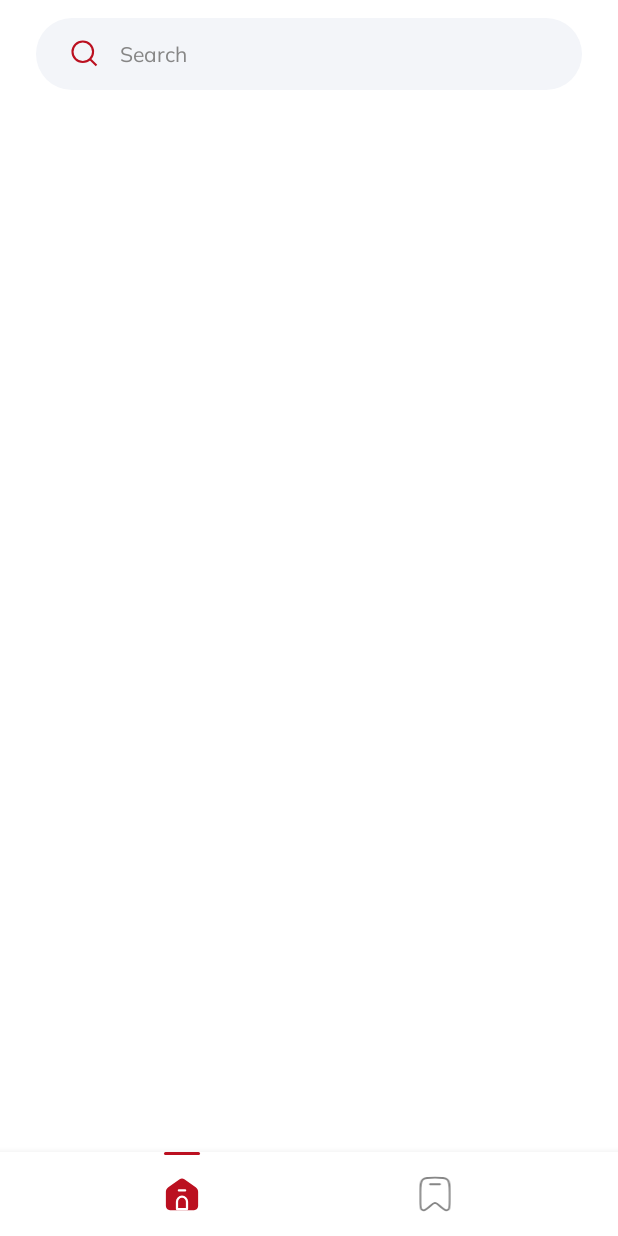
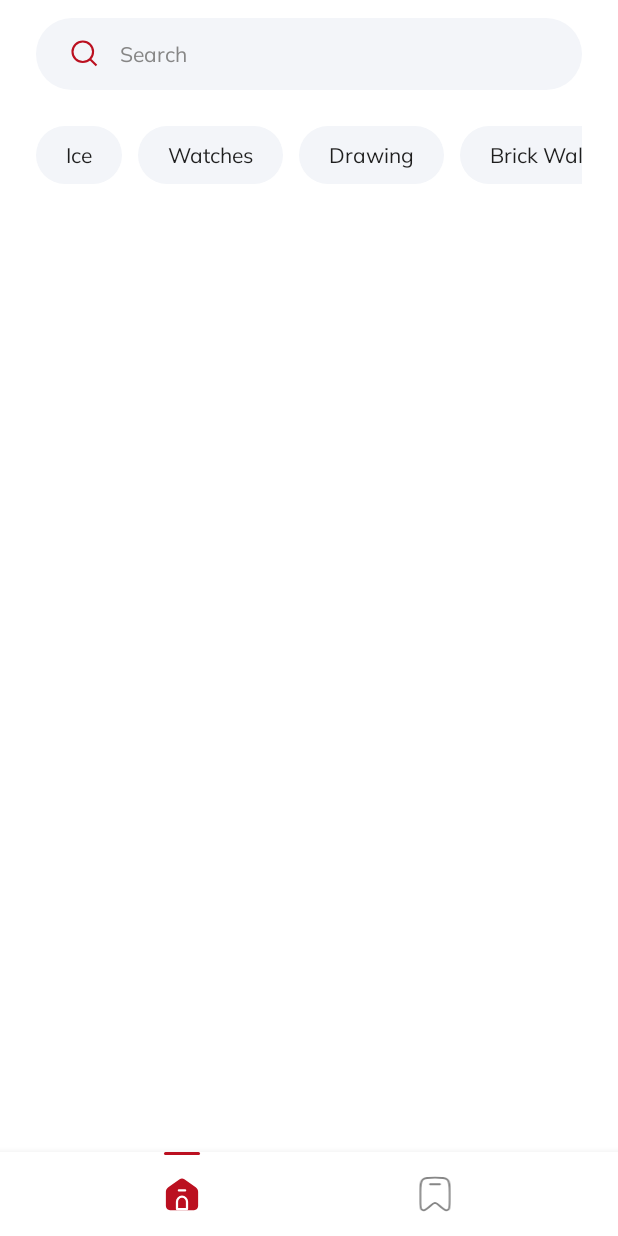
Before and after one commit to MaryIv76/PexelsApp, an Android app: the screen it shows after launch (MainActivity), on a phone screen of 412 x 824 dp. Before the commit the screen is almost empty. Run offline under Robolectric (Android 15) with nearby library versions, the phone set to English and light mode, and no system bars; our stand-ins replace navigation-ui.

Commit message:
Add titles recycler view

```diff
--- a/app/src/main/java/com/ivanova/pexelsapp/HomeFragment.kt
+++ b/app/src/main/java/com/ivanova/pexelsapp/HomeFragment.kt
@@ -8,8 +8,13 @@ import android.view.LayoutInflater
 import android.view.View
 import android.view.ViewGroup
 import android.widget.SearchView
+import android.widget.SearchView.HORIZONTAL
 import android.widget.SearchView.OnQueryTextListener
+import androidx.recyclerview.widget.LinearLayoutManager
+import androidx.recyclerview.widget.RecyclerView
 import com.google.android.material.bottomnavigation.BottomNavigationView
+import com.ivanova.pexelsapp.RecyclerViews.TitleItemDecoration
+import com.ivanova.pexelsapp.RecyclerViews.TitlesRecyclerViewAdapter
 
 class HomeFragment : Fragment() {
 
@@ -35,6 +40,20 @@ class HomeFragment : Fragment() {
             }
         })
 
+        val recViewTitles: RecyclerView = view.findViewById(R.id.recView_titles)
+        recViewTitles.layoutManager =
+            LinearLayoutManager(view.context, RecyclerView.HORIZONTAL, false)
+        recViewTitles.adapter = TitlesRecyclerViewAdapter(
+            arrayListOf<String>(
+                "Ice",
+                "Watches",
+                "Drawing",
+                "Brick Walls"
+            )
+        )
+        val titleItemMargin = resources.getDimensionPixelOffset(R.dimen.title_item_margin)
+        recViewTitles.addItemDecoration(TitleItemDecoration(titleItemMargin))
+
         return view
     }
 
--- /dev/null
+++ b/app/src/main/java/com/ivanova/pexelsapp/RecyclerViews/TitleItemDecoration.kt
@@ -0,0 +1,27 @@
+package com.ivanova.pexelsapp.RecyclerViews
+
+import android.graphics.Rect
+import android.view.View
+import androidx.recyclerview.widget.RecyclerView
+
+class TitleItemDecoration(private val itemMargin: Int) : RecyclerView.ItemDecoration() {
+
+    private fun isLastItem(parent: RecyclerView, view: View, state: RecyclerView.State): Boolean {
+        return parent.getChildAdapterPosition(view) == state.itemCount - 1
+    }
+
+    override fun getItemOffsets(
+        outRect: Rect,
+        view: View,
+        parent: RecyclerView,
+        state: RecyclerView.State
+    ) {
+        with(outRect) {
+            right = if (!isLastItem(parent, view, state)) {
+                itemMargin
+            } else {
+                0
+            }
+        }
+    }
+}
--- /dev/null
+++ b/app/src/main/java/com/ivanova/pexelsapp/RecyclerViews/TitlesRecyclerViewAdapter.kt
@@ -0,0 +1,30 @@
+package com.ivanova.pexelsapp.RecyclerViews
+
+import android.view.LayoutInflater
+import android.view.View
+import android.view.ViewGroup
+import android.widget.TextView
+import androidx.recyclerview.widget.RecyclerView
+import com.ivanova.pexelsapp.R
+
+class TitlesRecyclerViewAdapter(private val titles: List<String>) :
+    RecyclerView.Adapter<TitlesRecyclerViewAdapter.MyViewHolder>() {
+
+    override fun onCreateViewHolder(parent: ViewGroup, viewType: Int): MyViewHolder {
+        val itemView =
+            LayoutInflater.from(parent.context).inflate(R.layout.title_item, parent, false)
+        return MyViewHolder(itemView)
+    }
+
+    override fun onBindViewHolder(holder: MyViewHolder, position: Int) {
+        holder.tvTitle.text = titles[position]
+    }
+
+    override fun getItemCount(): Int {
+        return titles.size
+    }
+
+    class MyViewHolder(itemView: View) : RecyclerView.ViewHolder(itemView) {
+        val tvTitle: TextView = itemView.findViewById(R.id.tv_title)
+    }
+}
--- /dev/null
+++ b/app/src/main/res/drawable/title_item_bg.xml
@@ -0,0 +1,6 @@
+<?xml version="1.0" encoding="utf-8"?>
+<shape xmlns:android="http://schemas.android.com/apk/res/android"
+    android:shape="rectangle">
+    <corners android:radius="100dp" />
+    <solid android:color="@color/gray" />
+</shape>
--- a/app/src/main/res/layout/fragment_home.xml
+++ b/app/src/main/res/layout/fragment_home.xml
@@ -23,7 +23,7 @@
         android:id="@+id/recView_titles"
         android:layout_width="match_parent"
         android:layout_height="wrap_content"
-        android:layout_marginTop="24dp"
-        tools:listitem="@layout/title_item" />
+        android:layout_below="@id/search_view"
+        android:layout_marginTop="24dp" />
 
 </RelativeLayout>
--- /dev/null
+++ b/app/src/main/res/layout/title_item.xml
@@ -0,0 +1,15 @@
+<?xml version="1.0" encoding="utf-8"?>
+<RelativeLayout xmlns:android="http://schemas.android.com/apk/res/android"
+    android:layout_width="wrap_content"
+    android:layout_height="wrap_content">
+
+    <TextView
+        android:id="@+id/tv_title"
+        android:layout_width="wrap_content"
+        android:layout_height="wrap_content"
+        android:background="@drawable/title_item_bg"
+        android:paddingHorizontal="20dp"
+        android:paddingVertical="10dp"
+        android:theme="@style/TitleInactiveStyle" />
+
+</RelativeLayout>
--- /dev/null
+++ b/app/src/main/res/values/dimentions.xml
@@ -0,0 +1,4 @@
+<?xml version="1.0" encoding="utf-8"?>
+<resources>
+    <dimen name="title_item_margin">11dp</dimen>
+</resources>
--- a/app/src/main/res/values/styles.xml
+++ b/app/src/main/res/values/styles.xml
@@ -7,4 +7,10 @@
         <item name="android:fontFamily">@font/mulish_regular</item>
         <item name="android:textSize">14sp</item>
     </style>
+
+    <style name="TitleInactiveStyle">
+        <item name="android:textColor">@color/black</item>
+        <item name="android:fontFamily">@font/mulish_regular</item>
+        <item name="android:textSize">14sp</item>
+    </style>
 </resources>
```
